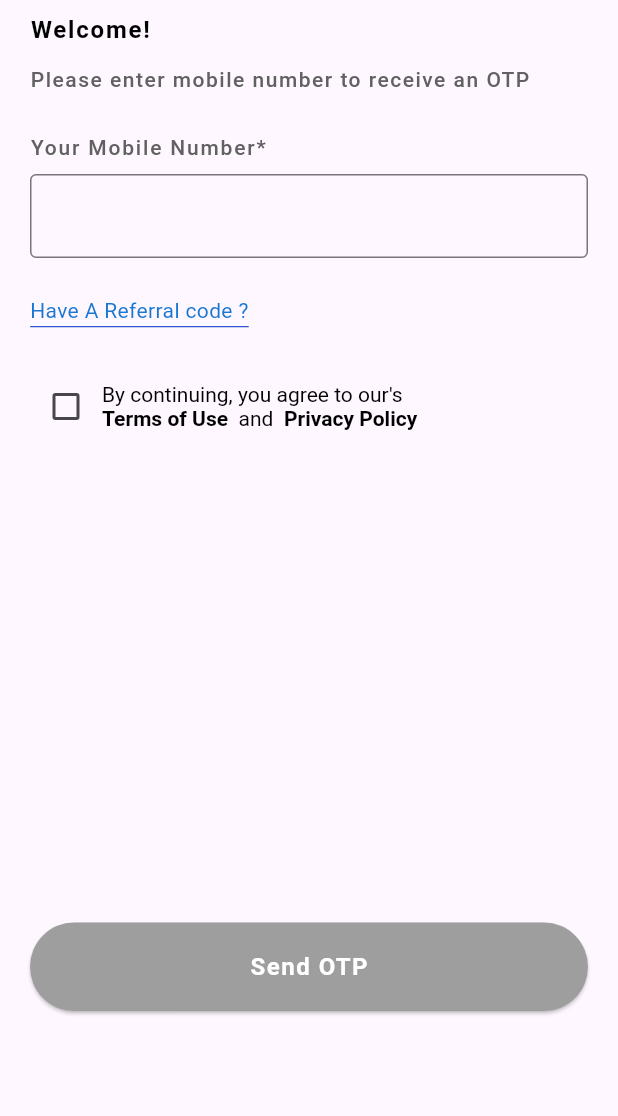
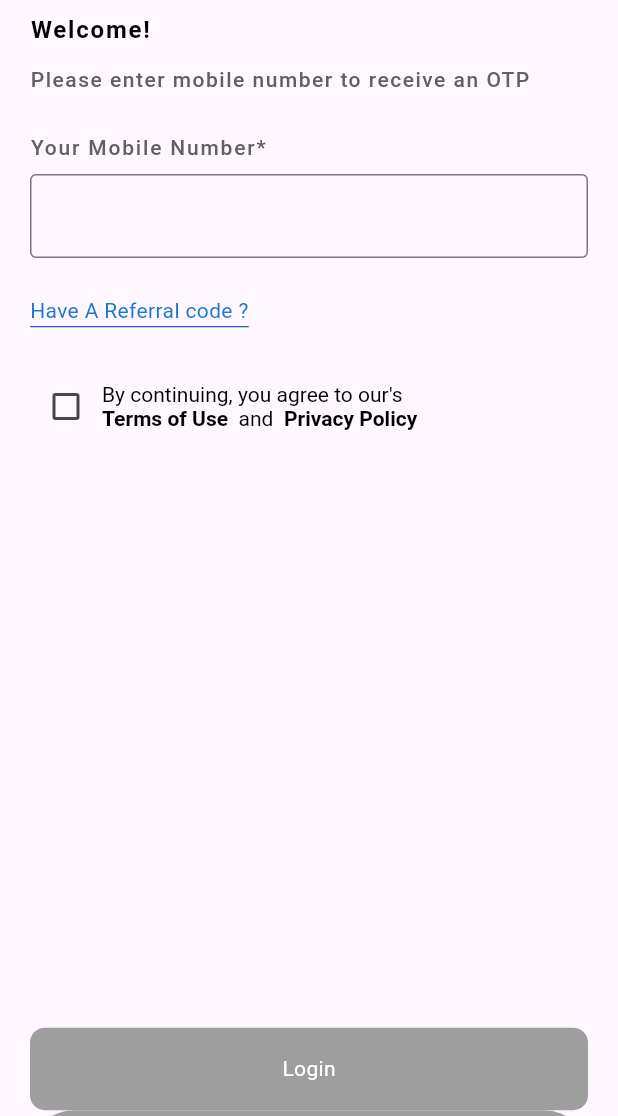
Before and after one commit to snehalshirke/onyx, a Flutter app: the screen it shows after launch, on a phone screen of 412 x 824 dp, the part 120-1236 px from its top. Run offline on Flutter 3.47's test engine with Material 3 defaults, Android fonts, the phone set to English and light mode, and no system bars; our stand-ins replace another_flushbar, fluttertoast, shared_preferences; Roboto replaces fonts that are missing (Lato-Bold.ttf, Lato-Light.ttf).

Commit message:
btn properties changed

```diff
--- a/lib/res/colors.dart
+++ b/lib/res/colors.dart
@@ -3,5 +3,6 @@ import 'package:flutter/material.dart';
 class AppColors {
   static const blackColor = Color(0xFF00000);
   static const whiteColor = Color(0XFFFFFFFF);
-  static const roundbtnColor = Colors.green;
+  static const toastcolor = Colors.green;
+  static const roundbtnColor = Colors.grey;
 }
--- a/lib/res/components/round_button.dart
+++ b/lib/res/components/round_button.dart
@@ -17,7 +17,7 @@ class RoundButton extends StatelessWidget {
     return InkWell(
       onTap: onPress,
       child: Container(
-        height: 40,
+        height: 55,
         width: double.infinity,
         decoration: BoxDecoration(
           color: AppColors.roundbtnColor,
--- a/lib/view/login_screen.dart
+++ b/lib/view/login_screen.dart
@@ -1,5 +1,8 @@
 import 'package:flutter/material.dart';
 import 'package:fluttertoast/fluttertoast.dart';
+import 'package:onyx/res/components/round_button.dart';
+import 'package:onyx/utils/routes/routes_name.dart';
+import 'package:onyx/utils/utils.dart';
 
 class LoginScreen extends StatefulWidget {
   const LoginScreen({Key? key}) : super(key: key);
@@ -14,6 +17,7 @@ class _LoginScreenState extends State<LoginScreen> {
 
   @override
   Widget build(BuildContext context) {
+    final height = MediaQuery.of(context).size.height + 1;
     return Scaffold(
       body: SingleChildScrollView(
         child: Padding(
@@ -173,6 +177,28 @@ class _LoginScreenState extends State<LoginScreen> {
               const SizedBox(height: 320),
               // Submit Button
               SizedBox(
+                height: height * .085,
+              ),
+              RoundButton(
+                title: 'Login',
+                onPress: () {
+                  if (_mobileNumberController.text.isEmpty) {
+                    Utils.flushbarErrorMessage('Please enter number', context);
+                  } else if (_mobileNumberController.text.length < 10) {
+                    Utils.flushbarErrorMessage(
+                        'Please enter valid number', context);
+                  } else {
+                    // ========== api call ==========
+                    // Map data = {
+                    //   'email': _emailcontroller.text.toString(),
+                    //   'password': _passwordcontroller.text.toString(),
+                    // };
+                    // authViewMode.loginApi(data, context);
+                    Navigator.pushNamed(context, RoutesName.otpVerification);
+                  }
+                },
+              ),
+              SizedBox(
                 width: double.infinity,
                 child: ElevatedButton(
                   onPressed: () {
```
